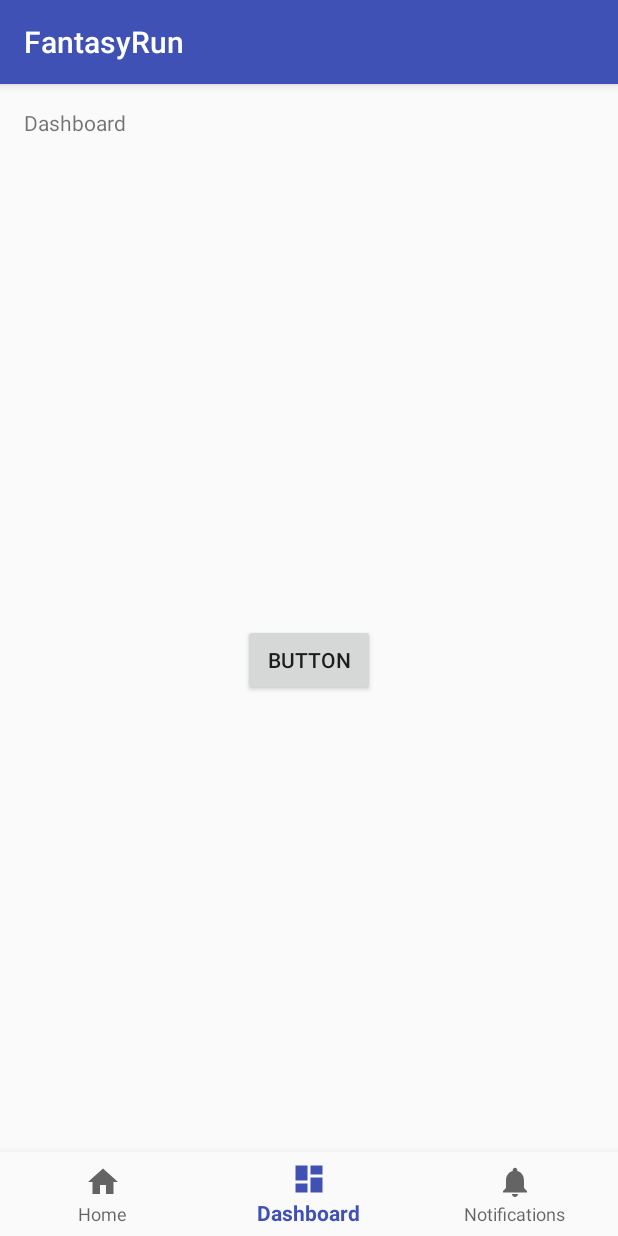
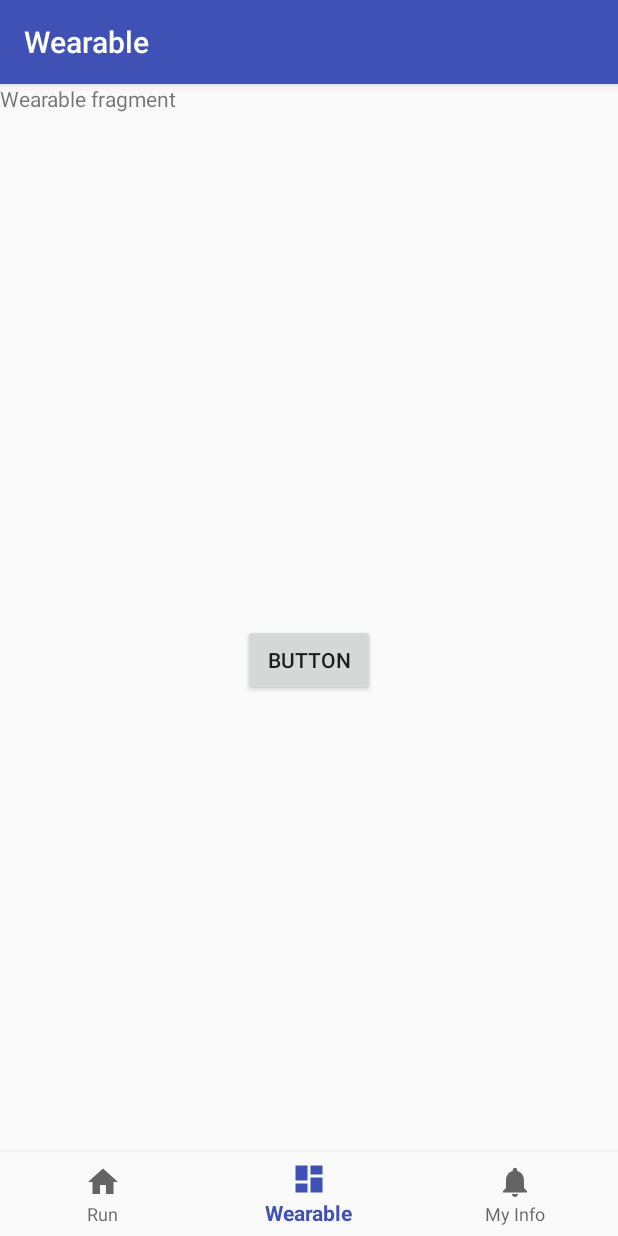
Before and after one commit to cudilara/FantasyRun, an Android app: the screen it shows after launch (MainActivity), item 2 of the bottom bar chosen, on a phone screen of 412 x 824 dp. Run offline under Robolectric (Android 15) with nearby library versions, the light colour scheme and no system bars.

Commit message:
Fragment infrastructure

```diff
--- a/app/build.gradle
+++ b/app/build.gradle
@@ -24,6 +24,7 @@ dependencies {
     implementation 'com.android.support:design:26.1.0'
     implementation 'com.android.support.constraint:constraint-layout:1.1.2'
     implementation 'com.android.support:support-annotations:27.1.1'
+    implementation 'com.android.support:support-v4:26.1.0'
     testImplementation 'junit:junit:4.12'
     androidTestImplementation 'com.android.support.test:runner:1.0.2'
     androidTestImplementation 'com.android.support.test.espresso:espresso-core:3.0.2'
--- a/app/src/main/java/com/example/dilaramadinger/fantasyrun/MainActivity.java
+++ b/app/src/main/java/com/example/dilaramadinger/fantasyrun/MainActivity.java
@@ -1,19 +1,15 @@
 package com.example.dilaramadinger.fantasyrun;
 
+import android.os.Build;
 import android.os.Bundle;
 import android.support.annotation.NonNull;
+import android.support.annotation.RequiresApi;
 import android.support.design.widget.BottomNavigationView;
 import android.support.v7.app.AppCompatActivity;
 import android.view.MenuItem;
-import android.view.View;
-import android.widget.Button;
-import android.widget.TextView;
-import android.widget.Toast;
+import android.app.FragmentTransaction;
 
 public class MainActivity extends AppCompatActivity {
-
-    private TextView mTextMessage;
-
     private BottomNavigationView.OnNavigationItemSelectedListener mOnNavigationItemSelectedListener
             = new BottomNavigationView.OnNavigationItemSelectedListener() {
 
@@ -21,38 +17,44 @@ public class MainActivity extends AppCompatActivity {
         public boolean onNavigationItemSelected(@NonNull MenuItem item) {
             switch (item.getItemId()) {
                 case R.id.navigation_home:
-                    mTextMessage.setText(R.string.title_home);
+                    ThemeChoiceFragment themeFragment = new ThemeChoiceFragment();
+                    FragmentTransaction themeFragTrans = getFragmentManager().beginTransaction();
+                    themeFragTrans.replace(R.id.myfrag, themeFragment);
+                    themeFragTrans.commit();
                     return true;
                 case R.id.navigation_dashboard:
-                    mTextMessage.setText(R.string.title_dashboard);
+                    WearableFragment wearFragment = new WearableFragment();
+                    FragmentTransaction wearFragTrans = getFragmentManager().beginTransaction();
+                    wearFragTrans.replace(R.id.myfrag, wearFragment);
+                    wearFragTrans.commit();
                     return true;
                 case R.id.navigation_notifications:
-                    mTextMessage.setText(R.string.title_notifications);
+                    MyInfoFragment myInfoFragment = new MyInfoFragment();
+                    FragmentTransaction myInfoFragTrans = getFragmentManager().beginTransaction();
+                    myInfoFragTrans.replace(R.id.myfrag, myInfoFragment);
+                    myInfoFragTrans.commit();
                     return true;
             }
             return false;
         }
     };
 
+    @RequiresApi(api = Build.VERSION_CODES.M)
     @Override
     protected void onCreate(Bundle savedInstanceState) {
         super.onCreate(savedInstanceState);
         setContentView(R.layout.activity_main);
 
-        mTextMessage = (TextView) findViewById(R.id.message);
         BottomNavigationView navigation = (BottomNavigationView) findViewById(R.id.navigation);
         navigation.setOnNavigationItemSelectedListener(mOnNavigationItemSelectedListener);
 
-        // Button hook up
-        // https://developer.android.com/reference/android/widget/Button
-        final Button button = findViewById(R.id.button_id);
-        button.setOnClickListener(new View.OnClickListener() {
-            public void onClick(View v) {
-                // Code here executes on main thread after user presses button
-                Toast.makeText(getApplicationContext(), "Button pressed.",
-                        Toast.LENGTH_SHORT).show();
-            }
-        });
+        // Use this line for coloring the bottom menu
+        // navigation.setBackgroundColor(getColor(R.color.colorPrimary));
+
+        ThemeChoiceFragment themeFragment = new ThemeChoiceFragment();
+        FragmentTransaction themeFragTrans = getFragmentManager().beginTransaction();
+        themeFragTrans.replace(R.id.myfrag, themeFragment);
+        themeFragTrans.commit();
     }
 
 }
--- /dev/null
+++ b/app/src/main/java/com/example/dilaramadinger/fantasyrun/ThemeChoiceFragment.java
@@ -0,0 +1,40 @@
+package com.example.dilaramadinger.fantasyrun;
+
+
+import android.os.Bundle;
+import android.app.Fragment;
+import android.view.LayoutInflater;
+import android.view.View;
+import android.view.ViewGroup;
+
+
+/**
+ * A simple {@link Fragment} subclass.
+ */
+public class ThemeChoiceFragment extends Fragment {
+
+
+    public ThemeChoiceFragment() {
+        // Required empty public constructor
+    }
+
+
+    @Override
+    public View onCreateView(LayoutInflater inflater, ViewGroup container,
+                             Bundle savedInstanceState) {
+        // Inflate the layout for this fragment
+        return inflater.inflate(R.layout.fragment_theme_choice, container, false);
+    }
+
+    @Override
+    public void onStart(){
+        super.onStart();
+        View view = getView();
+        if (view != null){
+            //Sets text for the title in the top of the app
+            String themeTitle = getResources().getString(R.string.theme_title);
+            getActivity().setTitle(themeTitle);
+        }
+    }
+
+}
--- /dev/null
+++ b/app/src/main/java/com/example/dilaramadinger/fantasyrun/WearableFragment.java
@@ -0,0 +1,51 @@
+package com.example.dilaramadinger.fantasyrun;
+
+
+import android.app.FragmentTransaction;
+import android.os.Bundle;
+import android.app.Fragment;
+import android.view.LayoutInflater;
+import android.view.View;
+import android.view.ViewGroup;
+import android.widget.Button;
+
+
+/**
+ * A simple {@link Fragment} subclass.
+ */
+public class WearableFragment extends Fragment {
+
+
+    public WearableFragment() {
+        // Required empty public constructor
+    }
+
+
+    @Override
+    public View onCreateView(LayoutInflater inflater, ViewGroup container,
+                             Bundle savedInstanceState) {
+        // Inflate the layout for this fragment
+        return inflater.inflate(R.layout.fragment_wearable, container, false);
+    }
+
+    @Override
+    public void onStart(){
+        super.onStart();
+        View view = getView();
+        if (view != null){
+            //Sets text for the title in the top of the app
+            String wearableTitle = getResources().getString(R.string.wearable_title);
+            getActivity().setTitle(wearableTitle);
+
+            final Button button = getView().findViewById(R.id.button);
+            button.setOnClickListener(new View.OnClickListener() {
+                public void onClick(View v) {
+                    SampleFragment sampleFragment = new SampleFragment();
+                    FragmentTransaction sampleFragTrans = getFragmentManager().beginTransaction();
+                    sampleFragTrans.replace(R.id.myfrag, sampleFragment);
+                    sampleFragTrans.commit();
+                }
+            });
+        }
+    }
+}
--- a/app/src/main/res/layout/activity_main.xml
+++ b/app/src/main/res/layout/activity_main.xml
@@ -7,15 +7,14 @@
     android:layout_height="match_parent"
     tools:context="com.example.dilaramadinger.fantasyrun.MainActivity">
 
-    <TextView
-        android:id="@+id/message"
-        android:layout_width="wrap_content"
-        android:layout_height="wrap_content"
-        android:layout_marginLeft="@dimen/activity_horizontal_margin"
-        android:layout_marginTop="@dimen/activity_vertical_margin"
-        android:text="@string/title_home"
-        app:layout_constraintLeft_toLeftOf="parent"
-        app:layout_constraintTop_toTopOf="parent" />
+    <FrameLayout
+        android:id="@+id/myfrag"
+        android:layout_width="match_parent"
+        android:layout_height="match_parent"
+        android:name="com.example.dilaramadinger.fantasyrun.ThemeChoiceFragment"
+        app:layout_constraintRight_toRightOf="parent"
+        tools:layout="@layout/fragment_theme_choice" >
+    </FrameLayout>
 
     <android.support.design.widget.BottomNavigationView
         android:id="@+id/navigation"
@@ -27,14 +26,4 @@
         app:layout_constraintRight_toRightOf="parent"
         app:menu="@menu/navigation" />
 
-    <Button
-        android:id="@+id/button_id"
-        android:layout_width="wrap_content"
-        android:layout_height="wrap_content"
-        android:text="Button"
-        app:layout_constraintBottom_toBottomOf="parent"
-        app:layout_constraintLeft_toLeftOf="parent"
-        app:layout_constraintRight_toRightOf="parent"
-        app:layout_constraintTop_toTopOf="parent" />
-
 </android.support.constraint.ConstraintLayout>
--- /dev/null
+++ b/app/src/main/res/layout/fragment_wearable.xml
@@ -0,0 +1,27 @@
+<android.support.constraint.ConstraintLayout xmlns:android="http://schemas.android.com/apk/res/android"
+    xmlns:app="http://schemas.android.com/apk/res-auto"
+    xmlns:tools="http://schemas.android.com/tools"
+    android:id="@+id/frameLayout2"
+    android:layout_width="match_parent"
+    android:layout_height="match_parent"
+    tools:context="com.example.dilaramadinger.fantasyrun.WearableFragment">
+
+    <TextView
+        android:id="@+id/textView2"
+        android:layout_width="wrap_content"
+        android:layout_height="wrap_content"
+        android:text="@string/wearable_fragment"
+        app:layout_constraintStart_toStartOf="parent"
+        app:layout_constraintTop_toTopOf="parent" />
+
+    <Button
+        android:id="@+id/button"
+        android:layout_width="wrap_content"
+        android:layout_height="wrap_content"
+        android:text="Button"
+        app:layout_constraintBottom_toBottomOf="parent"
+        app:layout_constraintLeft_toLeftOf="parent"
+        app:layout_constraintRight_toRightOf="parent"
+        app:layout_constraintTop_toTopOf="parent" />
+
+</android.support.constraint.ConstraintLayout>
--- a/app/src/main/res/menu/navigation.xml
+++ b/app/src/main/res/menu/navigation.xml
@@ -4,16 +4,16 @@
     <item
         android:id="@+id/navigation_home"
         android:icon="@drawable/ic_home_black_24dp"
-        android:title="@string/title_home" />
+        android:title="@string/title_run" />
 
     <item
         android:id="@+id/navigation_dashboard"
         android:icon="@drawable/ic_dashboard_black_24dp"
-        android:title="@string/title_dashboard" />
+        android:title="@string/title_wearable" />
 
     <item
         android:id="@+id/navigation_notifications"
         android:icon="@drawable/ic_notifications_black_24dp"
-        android:title="@string/title_notifications" />
+        android:title="@string/title_myInfo" />
 
 </menu>
--- a/app/src/main/res/values/strings.xml
+++ b/app/src/main/res/values/strings.xml
@@ -1,6 +1,17 @@
 <resources>
     <string name="app_name">FantasyRun</string>
-    <string name="title_home">Home</string>
-    <string name="title_dashboard">Dashboard</string>
-    <string name="title_notifications">Notifications</string>
+    <string name="title_run">Run</string>
+    <string name="title_wearable">Wearable</string>
+    <string name="title_myInfo">My Info</string>
+
+    <string name="theme_fragment">Theme fragment</string>
+    <string name="wearable_fragment">Wearable fragment</string>
+    <string name="my_info_fragment">My Info fragment</string>
+
+    <string name="theme_title">Theme</string>
+    <string name="wearable_title">Wearable</string>
+    <string name="my_info_title">My Info</string>
+
+    <!-- TODO: Remove or change this placeholder text -->
+    <string name="hello_blank_fragment">Hello blank fragment</string>
 </resources>
```
Also changed, not shown: app/src/main/java/com/example/dilaramadinger/fantasyrun/MyInfoFragment.java (added, +39 -0 lines), app/src/main/java/com/example/dilaramadinger/fantasyrun/SampleFragment.java (added, +29 -0 lines), app/src/main/res/layout/fragment_my_info.xml (added, +19 -0 lines), app/src/main/res/layout/fragment_sample.xml (added, +13 -0 lines), app/src/main/res/layout/fragment_theme_choice.xml (added, +19 -0 lines).
